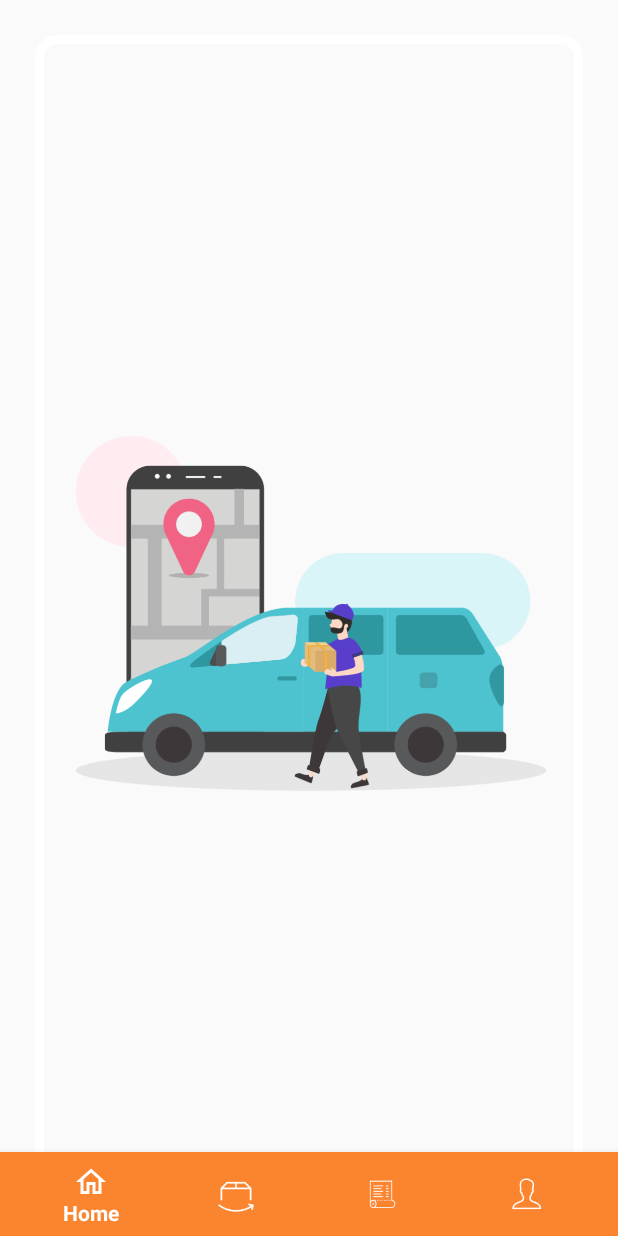
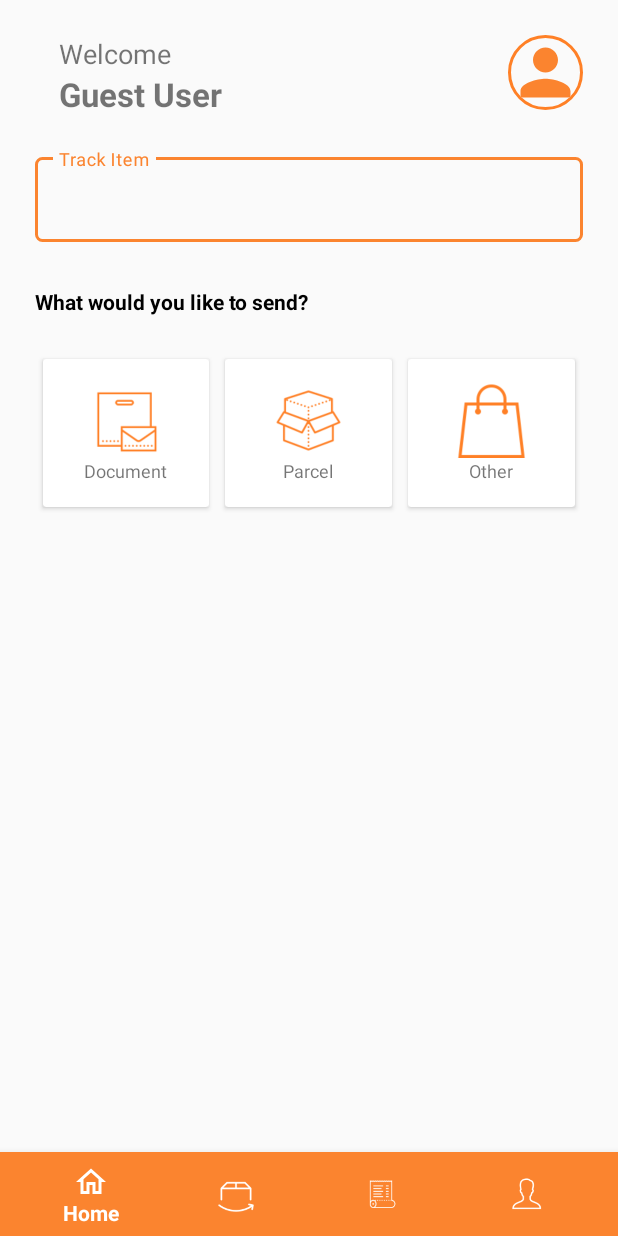
Before and after one commit to egesamichael/snappydelivery, an Android app: the HomeFragment screen opened directly, with no data from a screen before it, on a phone screen of 412 x 824 dp. Run offline under Robolectric (Android 15) with nearby library versions, the phone set to English and light mode, and no system bars; our stand-ins replace CircleImageView.

Commit message:
Fixing re -arrange code in UI

```diff
--- a/app/src/main/res/layout/fragment_home.xml
+++ b/app/src/main/res/layout/fragment_home.xml
@@ -8,44 +8,73 @@
     android:padding="23dp"
     tools:context=".fragments.HomeFragment">
 
-    <FrameLayout
+    <LinearLayout
+        android:layout_width="match_parent"
+        android:layout_height="wrap_content"
+        android:orientation="horizontal">
+
+        <LinearLayout
+            android:layout_width="0dp"
+            android:layout_height="wrap_content"
+            android:layout_weight="1"
+            android:orientation="vertical"
+            android:paddingLeft="16dp">
+
+            <TextView
                 android:layout_width="wrap_content"
-        android:layout_height="wrap_content">
+                android:layout_height="wrap_content"
+                android:text="Welcome"
+                android:textSize="18sp" />
 
-        <ImageView
+            <TextView
+                android:layout_width="wrap_content"
+                android:layout_height="wrap_content"
+                android:text="Guest User"
+                android:textSize="22sp"
+                android:textStyle="bold" />
+
+        </LinearLayout>
+
+        <de.hdodenhof.circleimageview.CircleImageView xmlns:app="http://schemas.android.com/apk/res-auto"
+            android:id="@+id/profile_image"
+            android:layout_width="50dp"
+            android:layout_height="50dp"
+            android:src="@drawable/ic_baseline_person_24"
+            app:civ_border_color="@color/orange"
+            app:civ_border_width="2dp" />
+
+    </LinearLayout>
+
+        <com.google.android.material.textfield.TextInputLayout
+            style="@style/Widget.MaterialComponents.TextInputLayout.OutlinedBox"
             android:layout_width="match_parent"
-            android:layout_height="match_parent"
-            android:padding="6dp"
-            android:src="@drawable/delivery_ad" />
+            android:layout_height="wrap_content"
+            android:layout_marginTop="22dp"
+            android:hint="Track Item"
+            app:boxCornerRadiusBottomEnd="5dp"
+            app:boxCornerRadiusBottomStart="5dp"
+            app:boxCornerRadiusTopEnd="5dp"
+            app:boxCornerRadiusTopStart="5dp"
+            >
 
-        <ImageView
+            <com.google.android.material.textfield.TextInputEditText
+                android:id="@+id/editText"
                 android:layout_width="match_parent"
-            android:layout_height="match_parent"
-            android:src="@drawable/frame" />
+                android:layout_height="wrap_content"
+                android:ellipsize="end"
+                android:maxLines="1"
+                tools:ignore="KeyboardInaccessibleWidget" />
 
-    </FrameLayout>
+        </com.google.android.material.textfield.TextInputLayout>
 
-    <!--    <com.google.android.material.textfield.TextInputLayout-->
-    <!--        style="@style/Widget.MaterialComponents.TextInputLayout.OutlinedBox"-->
-    <!--        android:layout_width="match_parent"-->
-    <!--        android:layout_height="wrap_content"-->
-    <!--        android:layout_marginTop="22dp"-->
-    <!--        android:hint="Track Item"-->
-    <!--        app:boxCornerRadiusBottomEnd="5dp"-->
-    <!--        app:boxCornerRadiusBottomStart="5dp"-->
-    <!--        app:boxCornerRadiusTopEnd="5dp"-->
-    <!--        app:boxCornerRadiusTopStart="5dp"-->
-    <!--        >-->
+    <TextView
+        android:layout_width="wrap_content"
+        android:layout_height="wrap_content"
+        android:layout_marginTop="30dp"
+        android:text="What would you like to send?"
+        android:textColor="@color/black"
+        android:textStyle="bold" />
 
-    <!--        <com.google.android.material.textfield.TextInputEditText-->
-    <!--            android:id="@+id/editText"-->
-    <!--            android:layout_width="match_parent"-->
-    <!--            android:layout_height="wrap_content"-->
-    <!--            android:ellipsize="end"-->
-    <!--            android:maxLines="1"-->
-    <!--            tools:ignore="KeyboardInaccessibleWidget" />-->
-
-    <!--    </com.google.android.material.textfield.TextInputLayout>-->
 
     <LinearLayout
         android:layout_width="match_parent"
@@ -144,50 +173,5 @@
 
     </LinearLayout>
 
-    <LinearLayout
-        android:layout_width="match_parent"
-        android:layout_height="wrap_content"
-        android:orientation="horizontal">
-
-        <LinearLayout
-            android:layout_width="0dp"
-            android:layout_height="wrap_content"
-            android:layout_weight="1"
-            android:orientation="vertical"
-            android:paddingLeft="16dp">
-
-            <TextView
-                android:layout_width="wrap_content"
-                android:layout_height="wrap_content"
-                android:text="Welcome"
-                android:textSize="18sp" />
-
-            <TextView
-                android:layout_width="wrap_content"
-                android:layout_height="wrap_content"
-                android:text="Guest User"
-                android:textSize="22sp"
-                android:textStyle="bold" />
 
 </LinearLayout>
-
-        <de.hdodenhof.circleimageview.CircleImageView xmlns:app="http://schemas.android.com/apk/res-auto"
-            android:id="@+id/profile_image"
-            android:layout_width="50dp"
-            android:layout_height="50dp"
-            android:src="@drawable/ic_baseline_person_24"
-            app:civ_border_color="@color/orange"
-            app:civ_border_width="2dp" />
-
-    </LinearLayout>
-
-    <TextView
-        android:layout_width="wrap_content"
-        android:layout_height="wrap_content"
-        android:layout_marginTop="30dp"
-        android:text="What would you like to send?"
-        android:textColor="@color/black"
-        android:textStyle="bold" />
-
-
-</LinearLayout>
```
Lines whose indentation alone changed are shown as unchanged.
